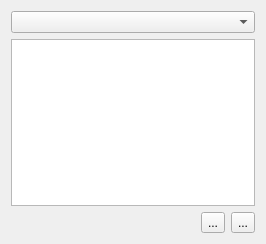
Above: krita/plugins/extensions/dockers/palettedocker/wdgpalettedock.ui from KDE/krita before the change. Below: the same form after it.
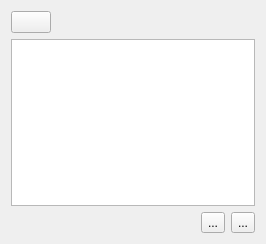
That is the form after the change. Custom widgets are drawn as their Qt base class.

Commit message: replaced palette combobox with a smaller button

Patch:
```diff
--- a/krita/plugins/extensions/dockers/palettedocker/wdgpalettedock.ui
+++ b/krita/plugins/extensions/dockers/palettedocker/wdgpalettedock.ui
@@ -12,7 +12,28 @@
   </property>
   <layout class="QVBoxLayout" name="verticalLayout">
    <item>
-    <widget class="QComboBox" name="cmbColorSets"/>
+    <layout class="QHBoxLayout" name="horizontalLayout">
+     <item>
+      <widget class="KisPopupButton" name="bnColorSets">
+       <property name="text">
+        <string/>
+       </property>
+      </widget>
+     </item>
+     <item>
+      <spacer name="horizontalSpacer_2">
+       <property name="orientation">
+        <enum>Qt::Horizontal</enum>
+       </property>
+       <property name="sizeHint" stdset="0">
+        <size>
+         <width>40</width>
+         <height>20</height>
+        </size>
+       </property>
+      </spacer>
+     </item>
+    </layout>
    </item>
    <item>
     <widget class="QTableView" name="paletteView"/>
@@ -74,6 +95,13 @@
    </item>
   </layout>
  </widget>
+ <customwidgets>
+  <customwidget>
+   <class>KisPopupButton</class>
+   <extends>QPushButton</extends>
+   <header>kis_popup_button.h</header>
+  </customwidget>
+ </customwidgets>
  <tabstops>
   <tabstop>bnRemove</tabstop>
  </tabstops>
```
The commit also changes 7 other files.
